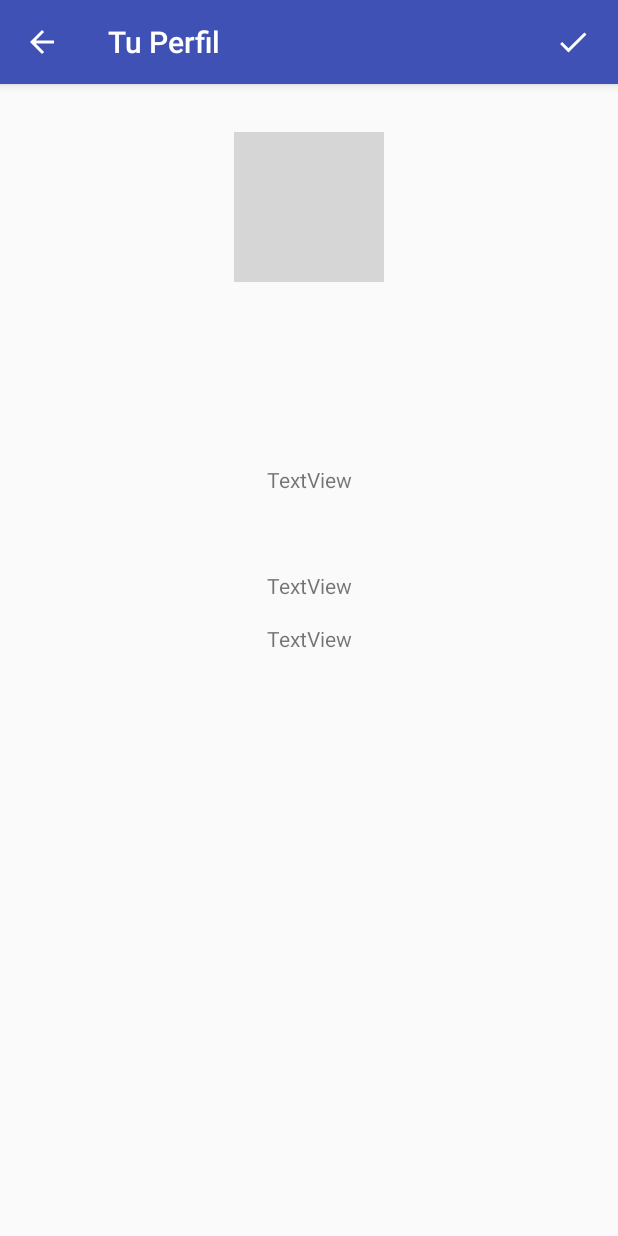
After one commit to alelevinas/link-up-android, an Android app: the FirstSignUpActivity screen opened directly, with no data from a screen before it, on a phone screen of 412 x 824 dp. The commit adds this screen. Run offline under Robolectric (Android 15) with nearby library versions, the phone set to English and light mode, and no system bars; grey boxes are pictures that could not be loaded.

Commit message:
Added FirstSignup activity

```diff
--- a/app/build.gradle
+++ b/app/build.gradle
@@ -28,7 +28,7 @@ dependencies {
     compile 'com.android.support.constraint:constraint-layout:1.0.2'
     compile 'com.facebook.android:facebook-android-sdk:[4,5)'
     compile 'com.android.support:design:25.3.1'
-    testCompile 'junit:junit:4.12'
     compile 'com.squareup.retrofit2:retrofit:2.3.0'
     compile 'com.squareup.retrofit2:converter-gson:2.3.0'
+    testCompile 'junit:junit:4.12'
 }
--- a/app/src/main/AndroidManifest.xml
+++ b/app/src/main/AndroidManifest.xml
@@ -45,6 +45,15 @@
         <activity
             android:name=".views.MainLinkUpActivity"
             android:label="@string/title_activity_main_link_up" />
+        <activity
+            android:name=".views.FirstSignUpActivity"
+            android:label="@string/title_activity_first_sign_up"
+            android:parentActivityName=".LogInActivity"
+            android:theme="@style/AppTheme.NoActionBar">
+            <meta-data
+                android:name="android.support.PARENT_ACTIVITY"
+                android:value="com.fiuba.tdp.linkup.LogInActivity" />
+        </activity>
     </application>
 
 </manifest>
--- a/app/src/main/java/com/fiuba/tdp/linkup/LogInActivity.java
+++ b/app/src/main/java/com/fiuba/tdp/linkup/LogInActivity.java
@@ -15,6 +15,7 @@ import com.facebook.Profile;
 import com.facebook.ProfileTracker;
 import com.facebook.login.LoginResult;
 import com.facebook.login.widget.LoginButton;
+import com.fiuba.tdp.linkup.views.FirstSignUpActivity;
 import com.fiuba.tdp.linkup.views.MainLinkUpActivity;
 
 public class LogInActivity extends AppCompatActivity {
@@ -79,7 +80,7 @@ public class LogInActivity extends AppCompatActivity {
         super.onResume();
         //Facebook login
         profile = Profile.getCurrentProfile();
-        nextActivity(profile);
+//        nextActivity(profile);
     }
 
     @Override
@@ -103,7 +104,7 @@ public class LogInActivity extends AppCompatActivity {
 
     private void nextActivity(Profile profile) {
         if (profile != null) {
-            Intent main = new Intent(this, MainLinkUpActivity.class);
+            Intent main = new Intent(this, FirstSignUpActivity.class);
             main.putExtra("name", profile.getFirstName());
             main.putExtra("surname", profile.getLastName());
             main.putExtra("imageUrl", profile.getProfilePictureUri(200, 200).toString());
--- /dev/null
+++ b/app/src/main/java/com/fiuba/tdp/linkup/views/FirstSignUpActivity.java
@@ -0,0 +1,46 @@
+package com.fiuba.tdp.linkup.views;
+
+import android.os.Bundle;
+import android.support.design.widget.FloatingActionButton;
+import android.support.design.widget.Snackbar;
+import android.support.v7.app.AppCompatActivity;
+import android.support.v7.widget.Toolbar;
+import android.view.Menu;
+import android.view.MenuItem;
+import android.view.View;
+import android.widget.Button;
+
+import com.fiuba.tdp.linkup.R;
+
+public class FirstSignUpActivity extends AppCompatActivity {
+
+    @Override
+    protected void onCreate(Bundle savedInstanceState) {
+        super.onCreate(savedInstanceState);
+        setContentView(R.layout.activity_first_sign_up);
+        Toolbar toolbar = (Toolbar) findViewById(R.id.toolbar);
+        setSupportActionBar(toolbar);
+
+        getSupportActionBar().setDisplayHomeAsUpEnabled(true);
+
+        Button button = (Button) findViewById(R.id.done);
+    }
+
+//    @Override
+//    public boolean onCreateOptionsMenu(Menu menu) {
+//        getMenuInflater().inflate(R.menu.menu_done, menu);
+//        return true;
+//    }
+//
+//    @Override
+//    public boolean onOptionsItemSelected(MenuItem item) {
+//        switch (item.getItemId()) {
+//            case R.id.action_menu_done:
+//                // do someing
+//                break;
+//
+//        }
+//    }
+
+
+}
--- /dev/null
+++ b/app/src/main/java/com/fiuba/tdp/linkup/views/FirstSignUpActivityFragment.java
@@ -0,0 +1,24 @@
+package com.fiuba.tdp.linkup.views;
+
+import android.support.v4.app.Fragment;
+import android.os.Bundle;
+import android.view.LayoutInflater;
+import android.view.View;
+import android.view.ViewGroup;
+
+import com.fiuba.tdp.linkup.R;
+
+/**
+ * A placeholder fragment containing a simple view.
+ */
+public class FirstSignUpActivityFragment extends Fragment {
+
+    public FirstSignUpActivityFragment() {
+    }
+
+    @Override
+    public View onCreateView(LayoutInflater inflater, ViewGroup container,
+                             Bundle savedInstanceState) {
+        return inflater.inflate(R.layout.fragment_first_sign_up, container, false);
+    }
+}
--- /dev/null
+++ b/app/src/main/res/drawable/ic_done_black_24dp.xml
@@ -0,0 +1,9 @@
+<vector xmlns:android="http://schemas.android.com/apk/res/android"
+        android:width="24dp"
+        android:height="24dp"
+        android:viewportWidth="24.0"
+        android:viewportHeight="24.0">
+    <path
+        android:fillColor="#FF000000"
+        android:pathData="M9,16.2L4.8,12l-1.4,1.4L9,19 21,7l-1.4,-1.4L9,16.2z"/>
+</vector>
--- /dev/null
+++ b/app/src/main/res/drawable/ic_done_white_24dp.xml
@@ -0,0 +1,9 @@
+<vector xmlns:android="http://schemas.android.com/apk/res/android"
+        android:width="24dp"
+        android:height="24dp"
+        android:viewportWidth="24.0"
+        android:viewportHeight="24.0">
+    <path
+        android:fillColor="#ffffff"
+        android:pathData="M9,16.2L4.8,12l-1.4,1.4L9,19 21,7l-1.4,-1.4L9,16.2z"/>
+</vector>
--- /dev/null
+++ b/app/src/main/res/layout/activity_first_sign_up.xml
@@ -0,0 +1,37 @@
+<?xml version="1.0" encoding="utf-8"?>
+<android.support.design.widget.CoordinatorLayout xmlns:android="http://schemas.android.com/apk/res/android"
+    xmlns:app="http://schemas.android.com/apk/res-auto"
+    xmlns:tools="http://schemas.android.com/tools"
+    android:layout_width="match_parent"
+    android:layout_height="match_parent"
+    tools:context="com.fiuba.tdp.linkup.views.FirstSignUpActivity">
+
+    <android.support.design.widget.AppBarLayout
+        android:layout_width="match_parent"
+        android:layout_height="wrap_content"
+        android:theme="@style/AppTheme.AppBarOverlay">
+
+        <android.support.v7.widget.Toolbar
+            android:id="@+id/toolbar"
+            android:layout_width="match_parent"
+            android:layout_height="?attr/actionBarSize"
+            android:background="?attr/colorPrimary"
+            app:popupTheme="@style/AppTheme.PopupOverlay">
+
+            <Button
+                android:id="@+id/done"
+                android:layout_width="42dp"
+                android:layout_height="wrap_content"
+                android:layout_gravity="right"
+                android:textSize="12sp"
+                android:background="@null"
+                android:textColor="#FFF"
+                android:drawableStart="@drawable/ic_done_white_24dp"/>
+
+        </android.support.v7.widget.Toolbar>
+
+    </android.support.design.widget.AppBarLayout>
+
+    <include layout="@layout/content_first_sign_up" />
+
+</android.support.design.widget.CoordinatorLayout>
--- /dev/null
+++ b/app/src/main/res/layout/content_first_sign_up.xml
@@ -0,0 +1,9 @@
+<fragment xmlns:android="http://schemas.android.com/apk/res/android"
+    xmlns:app="http://schemas.android.com/apk/res-auto"
+    xmlns:tools="http://schemas.android.com/tools"
+    android:id="@+id/fragment"
+    android:name="com.fiuba.tdp.linkup.views.FirstSignUpActivityFragment"
+    android:layout_width="match_parent"
+    android:layout_height="match_parent"
+    app:layout_behavior="@string/appbar_scrolling_view_behavior"
+    tools:layout="@layout/fragment_first_sign_up" />
--- /dev/null
+++ b/app/src/main/res/layout/fragment_first_sign_up.xml
@@ -0,0 +1,74 @@
+<?xml version="1.0" encoding="utf-8"?>
+<ScrollView xmlns:android="http://schemas.android.com/apk/res/android"
+    xmlns:app="http://schemas.android.com/apk/res-auto"
+    xmlns:tools="http://schemas.android.com/tools"
+    android:layout_width="match_parent"
+    android:layout_height="match_parent"
+    tools:context="com.fiuba.tdp.linkup.views.FirstSignUpActivityFragment"
+    tools:showIn="@layout/activity_first_sign_up">
+
+    <android.support.constraint.ConstraintLayout xmlns:android="http://schemas.android.com/apk/res/android"
+        xmlns:tools="http://schemas.android.com/tools"
+        android:layout_width="match_parent"
+        android:layout_height="match_parent">
+
+        <ImageView
+            android:id="@+id/profile_picture"
+            app:srcCompat="@drawable/com_facebook_profile_picture_blank_square"
+            android:layout_width="100dp"
+            android:layout_height="100dp"
+            app:layout_constraintTop_toTopOf="parent"
+            android:layout_marginTop="32dp"
+            android:layout_marginLeft="8dp"
+            app:layout_constraintLeft_toLeftOf="parent"
+            android:layout_marginRight="8dp"
+            app:layout_constraintRight_toRightOf="parent"/>
+
+        <TextView
+            android:id="@+id/label_name"
+            android:layout_width="wrap_content"
+            android:layout_height="wrap_content"
+            android:text="TextView"
+            android:layout_marginTop="16dp"
+            app:layout_constraintTop_toBottomOf="@+id/profile_picture"
+            app:layout_constraintBottom_toBottomOf="parent"
+            android:layout_marginBottom="8dp"
+            android:layout_marginRight="8dp"
+            app:layout_constraintRight_toRightOf="parent"
+            android:layout_marginLeft="8dp"
+            app:layout_constraintLeft_toLeftOf="parent"
+            app:layout_constraintVertical_bias="0.5" />
+
+        <TextView
+            android:id="@+id/label_age"
+            android:layout_width="wrap_content"
+            android:layout_height="wrap_content"
+            android:text="TextView"
+            android:layout_marginTop="16dp"
+            app:layout_constraintTop_toBottomOf="@+id/label_name"
+            app:layout_constraintBottom_toBottomOf="parent"
+            android:layout_marginBottom="8dp"
+            android:layout_marginRight="8dp"
+            app:layout_constraintRight_toRightOf="parent"
+            android:layout_marginLeft="8dp"
+            app:layout_constraintLeft_toLeftOf="parent"
+            app:layout_constraintVertical_bias="0.5" />
+        <TextView
+            android:id="@+id/label_genre"
+            android:layout_width="wrap_content"
+            android:layout_height="wrap_content"
+            android:text="TextView"
+            android:layout_marginTop="16dp"
+            app:layout_constraintTop_toBottomOf="@+id/label_age"
+            app:layout_constraintBottom_toBottomOf="parent"
+            android:layout_marginBottom="8dp"
+            android:layout_marginRight="8dp"
+            app:layout_constraintRight_toRightOf="parent"
+            android:layout_marginLeft="8dp"
+            app:layout_constraintLeft_toLeftOf="parent"
+            app:layout_constraintVertical_bias="0.5" />
+
+
+    </android.support.constraint.ConstraintLayout>
+
+</ScrollView>
--- a/app/src/main/res/values/strings.xml
+++ b/app/src/main/res/values/strings.xml
@@ -4,7 +4,7 @@
     <string name="fb_login_protocol_scheme">fb271461820013664</string>
     <string name="title_activity_main2">Main2Activity</string>
     <string name="action_settings">Settings</string>
-    <string name="title_activity_main_link_up">MainLinkUpActivity</string>
+    <string name="title_activity_main_link_up">Link Up!</string>
     <string name="title_home">Home</string>
     <string name="title_dashboard">Dashboard</string>
     <string name="title_notifications">Notifications</string>
@@ -17,4 +17,5 @@
     <string name="title_profile">Perfil</string>
     <string name="login_title">Link Up!</string>
     <string name="login_subtitle">¡Comienza Ya!</string>
+    <string name="title_activity_first_sign_up">Tu Perfil</string>
 </resources>
```
